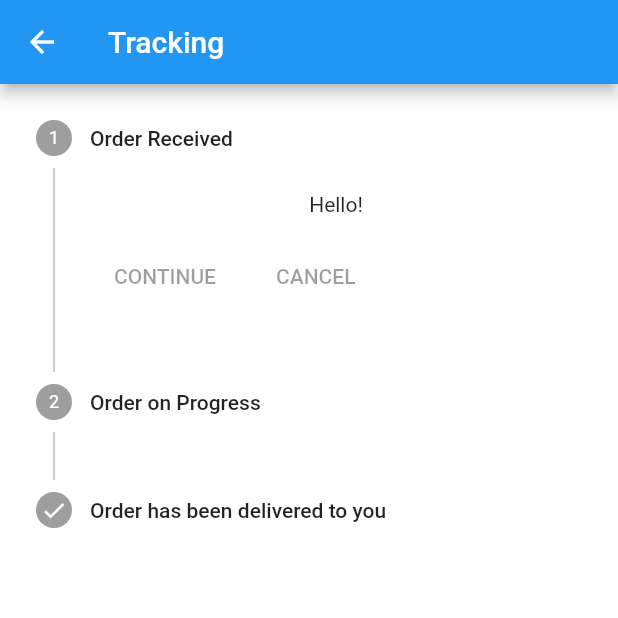
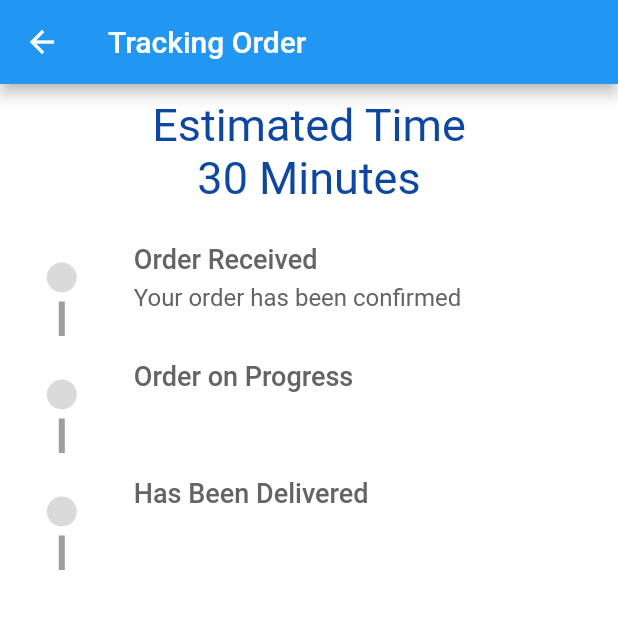
Before and after one commit to fauzipradipta/ProfessionalLaundry, a Flutter app: the TrackingPage screen opened directly, on a phone screen of 412 x 824 dp, the top half of it. Run offline on Flutter 3.47's test engine with Material 2 defaults, Android fonts, the phone set to English and light mode, and no system bars; our stand-ins replace firebase_auth, firebase_core, firebase_database, google_fonts, timeline_tile; missing offline and left inert: credit_card_number_validator; accounts and stored records are empty; Roboto replaces fonts that are missing (Yantramanav).

Commit message:
update Tracking Page

```diff
--- a/lib/Screens/Mainpage.dart
+++ b/lib/Screens/Mainpage.dart
@@ -1,11 +1,13 @@
 import 'package:flutter/material.dart';
 import 'package:flutter/widgets.dart';
 import 'package:flutter/cupertino.dart';
+import 'package:pl/Screens/TrackingPage.dart';
 import 'package:pl/Screens/Setting.dart';
 import 'package:pl/Screens/Bodymainpage.dart';
 import 'package:pl/Screens/PricePage.dart';
 import 'package:pl/Screens/Help.dart';
-import 'package:pl/Screens/TrackingPage.dart';
+// import 'package:firebase_core/firebase_core.dart';
+
 class Mainpage extends StatefulWidget {
   @override
   _MainpageState createState() => _MainpageState();
--- /dev/null
+++ b/lib/Screens/StyleScheme.dart
@@ -0,0 +1,16 @@
+import 'package:flutter/material.dart'
+;
+TextStyle headingStyle = TextStyle(
+  fontSize: 20,
+  fontWeight: FontWeight.w700
+);
+TextStyle contentStyle = TextStyle(
+  fontSize: 15,
+  fontWeight: FontWeight.w500,
+  fontFamily: 'sfpro'
+);
+LinearGradient gradientStyle = LinearGradient(
+    colors: [Color(0xfff3953b), Color(0xffe57509)],
+    stops: [0,1],
+    begin: Alignment.topCenter
+);
--- a/lib/Screens/TrackingPage.dart
+++ b/lib/Screens/TrackingPage.dart
@@ -1,13 +1,16 @@
 import 'package:flutter/cupertino.dart';
 import 'package:flutter/material.dart';
+import 'package:flutter/rendering.dart';
+// import 'package:sticky_headers/sticky_headers/widget.dart';
+import 'package:timeline_tile/timeline_tile.dart';
+import 'package:google_fonts/google_fonts.dart';
+// import 'package:sticky_headers/sticky_headers.dart';
 import 'dart:core';
-//import 'package:flutter/services.dart';
-// import 'package:timeline_tile/timeline_tile.dart';
 
 class TrackingPage extends StatefulWidget {
 
-  TrackingPage(): super();
-  final String title = " Tracking";
+  // TrackingPage(): super();
+  // final String title = " Tracking";
 
   @override
   _TrackingPageState createState() => _TrackingPageState();
@@ -15,84 +18,188 @@ class TrackingPage extends StatefulWidget {
 
 class _TrackingPageState extends State<TrackingPage> {
 
-  int current_step = 0;
-  List<Step> steps = [
-      Step(
-        title: Text("Order Received"),
-        content: Text('Hello!'),
-        isActive: false,
-      ),
-      Step(
-        title: Text("Order on Progress"),
-        content: Text("Hello"),
-        isActive: false,
-      ),
-      Step(
-        title:Text("Order has been delivered to you"),
-        content:Text("Hello1"),
-        state: StepState.complete,
-        isActive: false,
-      )
-  ];
+  // int current_step = 0;
+  // List<Step> steps = [
+  //     Step(
+  //       title: Text("Order Received"),
+  //       content: Text('Hello!'),
+  //       isActive: false,
+  //     ),
+  //     Step(
+  //       title: Text("Order on Progress"),
+  //       content: Text("Hello"),
+  //       isActive: false,
+  //     ),
+  //     Step(
+  //       title:Text("Order has been delivered to you"),
+  //       content:Text("Hello1"),
+  //       state: StepState.complete,
+  //       isActive: false,
+  //     )
+  // ];
   @override
   Widget build(BuildContext context) {
+    //Date and Time
+    DateTime now = new DateTime.now();
+
     return Scaffold(
-        resizeToAvoidBottomInset: false,
-        backgroundColor:Colors.white ,
-        appBar: AppBar(
-          title: Text("Tracking"),
+      backgroundColor: Colors.white,
+      appBar: AppBar(
+        title: Text('Tracking Order'),
+      ),
+      body:ListView(
+        shrinkWrap: true,
+        children:<Widget>[
+          Padding(
+            padding: const EdgeInsets.all(10),
+            child: Row(
+              children: <Widget>[
+                  Expanded(
+                    child: Column(
+                      mainAxisSize: MainAxisSize.min,
+
+                      children:<Widget>[
+                          Text('Estimated Time',
+                           style: GoogleFonts.yantramanav(
+                            color: Colors.blue[900],
+                            fontSize: 30,
+                           ),
+                          ),
+
+                          Text('30 Minutes',
+                           style: GoogleFonts.yantramanav(
+                           color: Colors.blue[900],
+                           fontSize: 30,
+                          ),
+                        )
+
+                      ],
+                    )
+                  )
+              ],
+            )
           ),
 
-        body: Container(
-          child:Stepper(
-            currentStep: this.current_step,
-            steps:steps,
-            type: StepperType.vertical,
-            // onStepTapped:(step){
-            //   setState(() {
-            //     current_step = step;
-            //   });
-            //},
+          TimelineTile(
+            alignment:TimelineAlign.manual,
+            lineXY: 0.1,
+            isFirst: true,
+            indicatorStyle: const IndicatorStyle(
+              width: 20,
+              color:Color(0xFFDADADA),
+              padding: EdgeInsets.all(6),
+            ),
 
-            // onStepContinue: (){
-            //   setState(() {
-            //     if(current_step <steps.length -1){
-            //       current_step = current_step +1;
-            //     } else {
-            //       current_step = 0;
-            //     }
-            //   });
-            // },
-            // onStepCancel: (){
-            //   setState(() {
-            //     if(current_step > 0){
-            //       current_step = current_step - 1;
-            //     } else{
-            //       current_step = 0;
-            //     }
-            //   });
-            // },
-          )
-        )
+            endChild: const _RightChild(
+                // asset: 'assets/order_placed.png',
 
+                title: 'Order Received',
+                message: 'Your order has been confirmed',
+            ),
+            beforeLineStyle: const LineStyle(
+              color: Colors.grey,
+            ),
+          ),
 
+           TimelineTile(
+            alignment:TimelineAlign.manual,
+            lineXY: 0.1,
+            isFirst: true,
+            indicatorStyle: const IndicatorStyle(
+              width: 20,
+              color:Color(0xFFDADADA),
+              padding: EdgeInsets.all(6),
+            ),
 
-      //   body:TimelineTile(
-      //     axis: TimelineAxis.vertical,
-      //     alignment: TimelineAlign.center,
-      //     lineXY: 0.8,
-      //     endChild: Container(
-      //       constraints: const BoxConstraints(
-      //       minHeight: 100,
-      //     ),
-      //     color: Colors.white,
-      //   ),
-      //     startChild: Container(
-      //     color:Colors.blueAccent[700],
-      //   ),
+            endChild: const _RightChild(
+                // asset: 'assets/order_placed.png',
+                title: 'Order on Progress',
+                message: '',
+            ),
+            beforeLineStyle: const LineStyle(
+              color: Colors.grey,
+            ),
+          ),
 
-      //  )
+           TimelineTile(
+            alignment:TimelineAlign.manual,
+            lineXY: 0.1,
+            isFirst: true,
+            indicatorStyle: const IndicatorStyle(
+              width: 20,
+              color:Color(0xFFDADADA),
+              padding: EdgeInsets.all(6),
+            ),
+
+            endChild: const _RightChild(
+                // asset: 'assets/order_placed.png',
+                title: 'Has Been Delivered ',
+                message: '',
+            ),
+            beforeLineStyle: const LineStyle(
+              color: Colors.grey,
+            ),
+          ),
+
+        ]
+      ),
     );
-
   }
 }
+
+class _RightChild extends StatelessWidget {
+  const _RightChild({
+    Key key,
+    this.asset,
+    this.title,
+    this.message,
+    this.disabled = false,
+  }) : super(key: key);
+
+  final String asset;
+  final String title;
+  final String message;
+  final bool disabled;
+
+  @override
+  Widget build(BuildContext context) {
+    return Padding(
+      padding: const EdgeInsets.all(16.0),
+      child: Row(
+        children: <Widget>[
+          // Opacity(
+          //   child: Image.asset(asset, height: 50),
+          //   opacity: disabled ? 0.5 : 1,
+          // ),
+          const SizedBox(width: 16),
+          Column(
+            crossAxisAlignment: CrossAxisAlignment.start,
+            mainAxisSize: MainAxisSize.min,
+            children: <Widget>[
+              Text(
+                title,
+                style: GoogleFonts.yantramanav(
+                  color: disabled
+                      ? const Color(0xFFBABABA)
+                      : const Color(0xFF636564),
+                  fontSize: 18,
+                  fontWeight: FontWeight.w500,
+                ),
+              ),
+              const SizedBox(height: 6),
+              Text(
+                message,
+                style: GoogleFonts.yantramanav(
+                  color: disabled
+                      ? const Color(0xFFD5D5D5)
+                      : const Color(0xFF636564),
+                  fontSize: 16,
+                ),
+              ),
+            ],
+          ),
+        ],
+      ),
+    );
+  }
+}
--- a/lib/main.dart
+++ b/lib/main.dart
@@ -2,7 +2,7 @@ import 'package:flutter/material.dart';
 import 'package:flutter/rendering.dart';
 import 'package:flutter/widgets.dart';
 import 'package:pl/Screens/Login.dart';
-import 'package:pl/Screens/Mainpage.dart';
+// import 'package:pl/Screens/Mainpage.dart';
 import 'package:pl/Screens/Signup.dart';
 import 'package:firebase_core/firebase_core.dart';
 
@@ -10,7 +10,7 @@ void main() async {
   runApp(
     MaterialApp(
       debugShowCheckedModeBanner:false,
-      home: Mainpage(),
+      home: HomePage(),
     )
   );
 }
```
Also changed, not shown: pubspec.yaml (+8 -1 lines), assets/order_placed.png (added), pubspec.lock.
